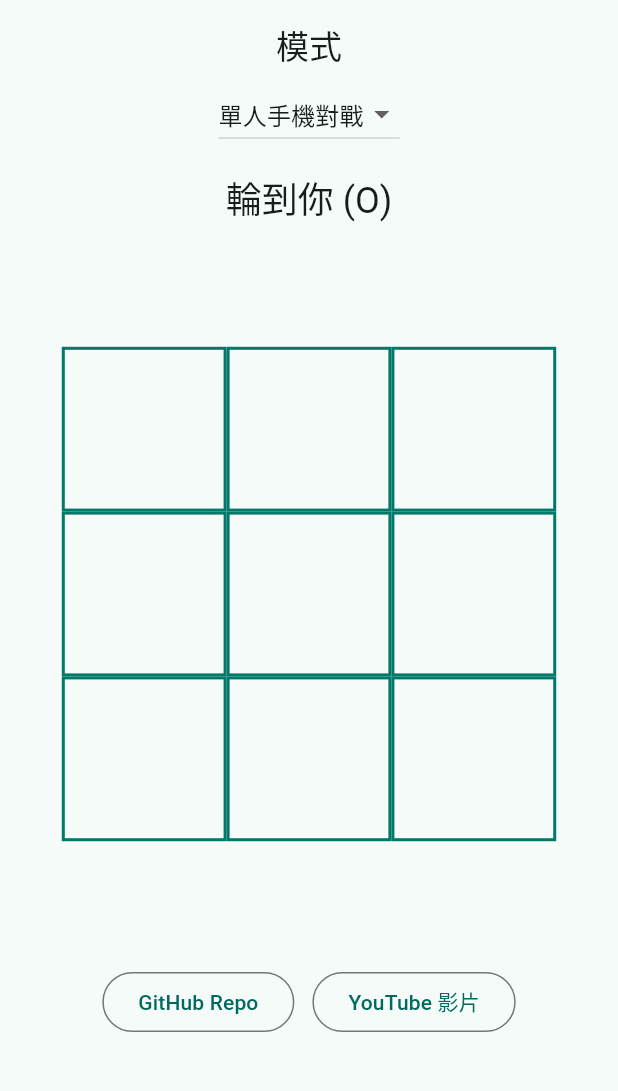
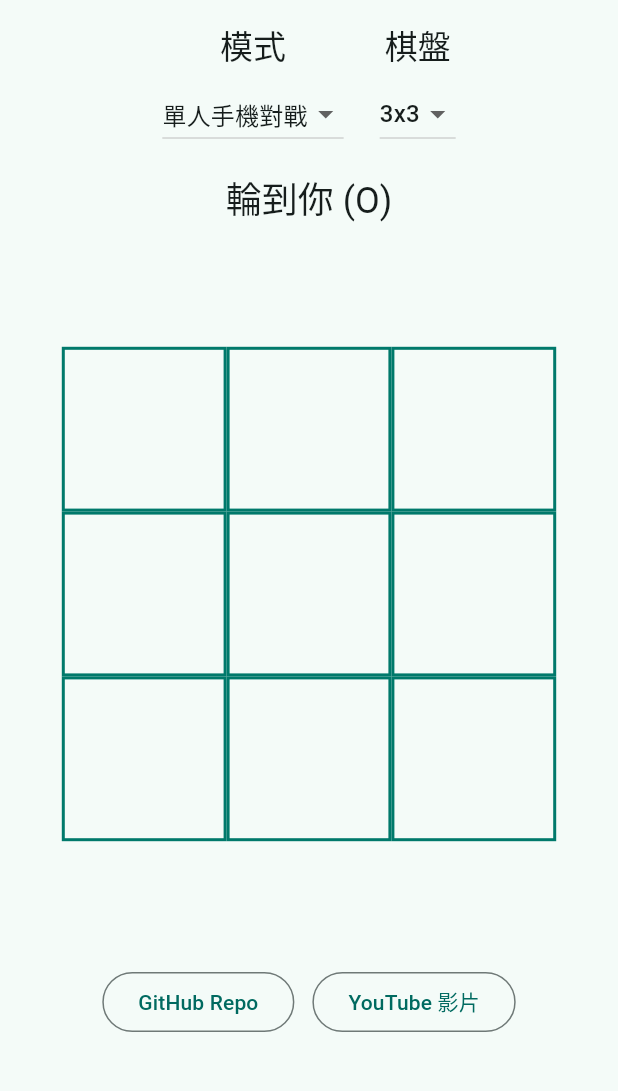
Before and after one commit to ry2050/myopen-app-game-tictactoe, a Flutter app: the screen it shows after launch, after a tap on "再玩一次", on a phone screen of 412 x 824 dp, the part 84-1175 px from its top. Run offline on Flutter 3.47's test engine with Material 3 defaults, Android fonts, the phone set to English and light mode, and no system bars; our stand-ins replace package_info_plus, shared_preferences.

Commit message:
added 5x5 and 7x7, also save status using share_preferences.

```diff
--- a/lib/main.dart
+++ b/lib/main.dart
@@ -1,6 +1,7 @@
 import 'dart:math';
 import 'package:flutter/material.dart';
 import 'package:package_info_plus/package_info_plus.dart';
+import 'package:shared_preferences/shared_preferences.dart';
 import 'package:url_launcher/url_launcher.dart';
 
 const String _githubRepoUrl = 'https://github.com/ry2050/myopen-app-game-tictactoe';
@@ -8,6 +9,9 @@ const String _youtubeVideoUrl = 'https://www.youtube.com/watch?v=your-video-id';
 const String _youtubeChannelUrl = 'https://www.youtube.com/@CodeTo2050';
 const String _githubRepoLicenseUrl = 'https://github.com/ry2050/myopen-app-game-tictactoe?tab=MIT-1-ov-file#readme';
 const String _authorName = 'Robert Yang - Myopen.app';
+const String _prefsGameModeKey = 'game_mode';
+const String _prefsBoardSizeKey = 'board_size';
+const List<int> _boardSizes = [3, 5, 7];
 
 late PackageInfo pkgInfo;
 
@@ -48,12 +52,37 @@ void main() async {
   WidgetsFlutterBinding.ensureInitialized();
   pkgInfo = await PackageInfo.fromPlatform();
 
+  final prefs = await SharedPreferences.getInstance();
+  final storedModeIndex = prefs.getInt(_prefsGameModeKey);
+  final storedBoardSize = prefs.getInt(_prefsBoardSizeKey);
+  final initialMode = (storedModeIndex != null &&
+          storedModeIndex >= 0 &&
+          storedModeIndex < GameMode.values.length)
+      ? GameMode.values[storedModeIndex]
+      : GameMode.single;
+  final initialBoardSize =
+      (storedBoardSize != null && _boardSizes.contains(storedBoardSize))
+          ? storedBoardSize
+          : 3;
+
   // 預先載入 App 版本資訊
-  runApp(MyApp());
+  runApp(
+    MyApp(
+      initialMode: initialMode,
+      initialBoardSize: initialBoardSize,
+    ),
+  );
 }
 
 class MyApp extends StatelessWidget {
-  MyApp({super.key});
+  MyApp({
+    super.key,
+    required this.initialMode,
+    required this.initialBoardSize,
+  });
+
+  final GameMode initialMode;
+  final int initialBoardSize;
 
   @override
   Widget build(BuildContext context) {
@@ -62,37 +91,64 @@ class MyApp extends StatelessWidget {
       theme: ThemeData(
         colorScheme: ColorScheme.fromSeed(seedColor: Colors.teal),
       ),
-      home: MyHomePage(),
+      home: MyHomePage(
+        initialMode: initialMode,
+        initialBoardSize: initialBoardSize,
+      ),
     );
   }
 }
 
 class MyHomePage extends StatefulWidget {
-  const MyHomePage({super.key});
+  const MyHomePage({
+    super.key,
+    required this.initialMode,
+    required this.initialBoardSize,
+  });
+
+  final GameMode initialMode;
+  final int initialBoardSize;
 
   @override
   State<MyHomePage> createState() => _MyHomePageState();
 }
 
 class _MyHomePageState extends State<MyHomePage> {
-  final List<String> _board = List.filled(9, '');
   final Random _random = Random();
 
+  late List<String> _board;
+  int _boardDimension = 3;
   String _winner = '';
   bool _isPlayerTurn = true;
   int _level = 1;
   GameMode _mode = GameMode.single;
   String _currentPlayer = 'O';
 
+  @override
+  void initState() {
+    super.initState();
+    _boardDimension = widget.initialBoardSize;
+    _mode = widget.initialMode;
+    _board = List.filled(_boardDimension * _boardDimension, '');
+  }
+
   void _resetGame() {
     setState(() {
-      for (var i = 0; i < _board.length; i++) {
-        _board[i] = '';
-      }
+      _board = List.filled(_boardDimension * _boardDimension, '');
       _winner = '';
       _isPlayerTurn = true;
       _currentPlayer = 'O';
     });
+  }
+
+  Future<void> _saveMode(GameMode mode) async {
+    final prefs = await SharedPreferences.getInstance();
+    await prefs.setInt(_prefsGameModeKey, mode.index);
+  }
+
+  Future<void> _saveBoardSize(int size) async {
+    final prefs = await SharedPreferences.getInstance();
+    await prefs.setInt(_prefsBoardSizeKey, size);
   }
 
   void _onTapCell(int index) {
@@ -196,25 +252,69 @@ class _MyHomePageState extends State<MyHomePage> {
   }
 
   String _checkWinner() {
-    const lines = [
-      [0, 1, 2],
-      [3, 4, 5],
-      [6, 7, 8],
-      [0, 3, 6],
-      [1, 4, 7],
-      [2, 5, 8],
-      [0, 4, 8],
-      [2, 4, 6],
-    ];
-
-    for (final line in lines) {
-      final a = _board[line[0]];
-      final b = _board[line[1]];
-      final c = _board[line[2]];
-      if (a.isNotEmpty && a == b && b == c) {
-        return a;
+    final size = _boardDimension;
+    for (var row = 0; row < size; row++) {
+      final first = _board[row * size];
+      if (first.isEmpty) {
+        continue;
+      }
+      var match = true;
+      for (var col = 1; col < size; col++) {
+        if (_board[row * size + col] != first) {
+          match = false;
+          break;
         }
       }
+      if (match) {
+        return first;
+      }
+    }
+
+    for (var col = 0; col < size; col++) {
+      final first = _board[col];
+      if (first.isEmpty) {
+        continue;
+      }
+      var match = true;
+      for (var row = 1; row < size; row++) {
+        if (_board[row * size + col] != first) {
+          match = false;
+          break;
+        }
+      }
+      if (match) {
+        return first;
+      }
+    }
+
+    final diagStart = _board[0];
+    if (diagStart.isNotEmpty) {
+      var match = true;
+      for (var i = 1; i < size; i++) {
+        if (_board[i * size + i] != diagStart) {
+          match = false;
+          break;
+        }
+      }
+      if (match) {
+        return diagStart;
+      }
+    }
+
+    final antiStart = _board[size - 1];
+    if (antiStart.isNotEmpty) {
+      var match = true;
+      for (var i = 1; i < size; i++) {
+        if (_board[i * size + (size - 1 - i)] != antiStart) {
+          match = false;
+          break;
+        }
+      }
+      if (match) {
+        return antiStart;
+      }
+    }
+
     return '';
   }
 
@@ -302,6 +402,11 @@ class _MyHomePageState extends State<MyHomePage> {
     }
   }
 
+  double _symbolFontSize(double boardSize) {
+    final cellSize = boardSize / _boardDimension;
+    return (cellSize * 0.6).clamp(20.0, 72.0);
+  }
+
   @override
   Widget build(BuildContext context) {
     final size = MediaQuery.of(context).size;
@@ -329,6 +434,11 @@ class _MyHomePageState extends State<MyHomePage> {
         child: Column(
           children: [
             const SizedBox(height: 16),
+            Row(
+              mainAxisAlignment: MainAxisAlignment.center,
+              children: [
+                Column(
+                  children: [
                     Text(
                       '模式',
                       style: Theme.of(context).textTheme.titleLarge,
@@ -356,8 +466,45 @@ class _MyHomePageState extends State<MyHomePage> {
                           _mode = mode;
                           _level = 1;
                         });
+                        await _saveMode(mode);
                         _resetGame();
                       },
+                    ),
+                  ],
+                ),
+                const SizedBox(width: 24),
+                Column(
+                  children: [
+                    Text(
+                      '棋盤',
+                      style: Theme.of(context).textTheme.titleLarge,
+                    ),
+                    const SizedBox(height: 8),
+                    DropdownButton<int>(
+                      value: _boardDimension,
+                      items: _boardSizes
+                          .map(
+                            (size) => DropdownMenuItem(
+                              value: size,
+                              child: Text('${size}x$size'),
+                            ),
+                          )
+                          .toList(),
+                      onChanged: (size) {
+                        if (size == null || size == _boardDimension) {
+                          return;
+                        }
+                        setState(() {
+                          _boardDimension = size;
+                          _level = 1;
+                        });
+                        _saveBoardSize(size);
+                        _resetGame();
+                      },
+                    ),
+                  ],
+                ),
+              ],
             ),
             const SizedBox(height: 16),
             SizedBox(
@@ -374,11 +521,11 @@ class _MyHomePageState extends State<MyHomePage> {
                   height: boardSize.toDouble(),
                   child: GridView.builder(
                     gridDelegate:
-                        const SliverGridDelegateWithFixedCrossAxisCount(
-                      crossAxisCount: 3,
+                        SliverGridDelegateWithFixedCrossAxisCount(
+                      crossAxisCount: _boardDimension,
                     ),
                     physics: const NeverScrollableScrollPhysics(),
-                    itemCount: 9,
+                    itemCount: _board.length,
                     itemBuilder: (context, index) {
                       return GestureDetector(
                         onTap: () => _onTapCell(index),
@@ -396,6 +543,7 @@ class _MyHomePageState extends State<MyHomePage> {
                                   .textTheme
                                   .displayMedium
                                   ?.copyWith(
+                                    fontSize: _symbolFontSize(boardSize.toDouble()),
                                     color: _mode == GameMode.local
                                         ? (_board[index] == 'X'
                                             ? Colors.red
--- a/pubspec.yaml
+++ b/pubspec.yaml
@@ -31,6 +31,7 @@ dependencies:
   flutter:
     sdk: flutter
   url_launcher: ^6.3.0
+  shared_preferences: ^2.3.2
 
   # The following adds the Cupertino Icons font to your application.
   # Use with the CupertinoIcons class for iOS style icons.
```
Lines whose indentation alone changed are shown as unchanged.
